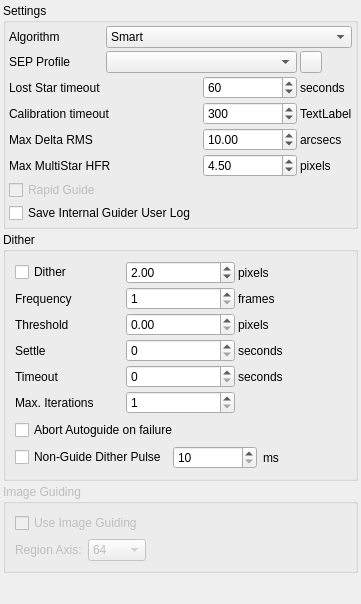
Qt form kstars-astropi/kstars/ekos/guide/opsguide.ui (Andre87osx/AstroPi-system) before a commit.
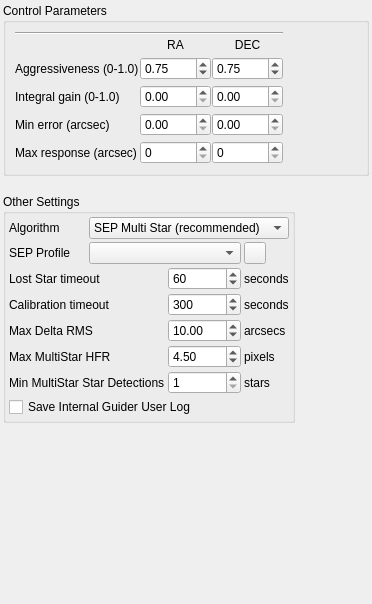
The same form after that commit.

Diff of the .ui file:
```diff
--- a/kstars-astropi/kstars/ekos/guide/opsguide.ui
+++ b/kstars-astropi/kstars/ekos/guide/opsguide.ui
@@ -6,7 +6,7 @@
    <rect>
     <x>0</x>
     <y>0</y>
-    <width>361</width>
+    <width>372</width>
     <height>604</height>
    </rect>
   </property>
@@ -27,9 +27,264 @@
     <number>3</number>
    </property>
    <item>
+    <widget class="QGroupBox" name="controlGroup">
+     <property name="title">
+      <string>Control Parameters</string>
+     </property>
+     <layout class="QHBoxLayout" name="horizontalLayout_1">
+      <item>
+       <layout class="QVBoxLayout" name="verticalLayout_3">
+        <property name="spacing">
+         <number>3</number>
+        </property>
+        <property name="leftMargin">
+         <number>0</number>
+        </property>
+        <property name="topMargin">
+         <number>0</number>
+        </property>
+        <property name="rightMargin">
+         <number>0</number>
+        </property>
+        <property name="bottomMargin">
+         <number>0</number>
+        </property>
+        <item>
+         <widget class="Line" name="line">
+          <property name="orientation">
+           <enum>Qt::Horizontal</enum>
+          </property>
+         </widget>
+        </item>
+        <item>
+         <layout class="QGridLayout" name="gridLayout_3" columnstretch="1,0,0">
+          <property name="horizontalSpacing">
+           <number>1</number>
+          </property>
+          <property name="verticalSpacing">
+           <number>5</number>
+          </property>
+          <item row="2" column="0">
+           <widget class="QLabel" name="l_12">
+            <property name="toolTip">
+             <string>&lt;html&gt;&lt;head/&gt;&lt;body&gt;&lt;p&gt;This adds a correction term based on the average of the past 50 guide deviations. For example, if the deviation is consistently negative, this will attempt to compensate. Best to start with 0.0 (no effect) and only use this if necessary.&lt;/p&gt;&lt;/body&gt;&lt;/html&gt;</string>
+            </property>
+            <property name="text">
+             <string>Integral gain (0-1.0)</string>
+            </property>
+           </widget>
+          </item>
+          <item row="1" column="1">
+           <widget class="QDoubleSpinBox" name="kcfg_RAProportionalGain">
+            <property name="decimals">
+             <number>2</number>
+            </property>
+            <property name="maximum">
+             <double>1.000000000000000</double>
+            </property>
+            <property name="singleStep">
+             <double>0.050000000000000</double>
+            </property>
+            <property name="value">
+             <double>0.750000000000000</double>
+            </property>
+           </widget>
+          </item>
+          <item row="1" column="0">
+           <widget class="QLabel" name="l_11">
+            <property name="toolTip">
+             <string>&lt;html&gt;&lt;head/&gt;&lt;body&gt;&lt;p&gt;How aggressively the guider attempts to correct the guide deviations. 1.0 would attempt to fully correct the error. It's best to use an aggressiveness less than 1.0 to avoid oscillations.&lt;/p&gt;&lt;/body&gt;&lt;/html&gt;</string>
+            </property>
+            <property name="text">
+             <string>Aggressiveness (0-1.0)</string>
+            </property>
+            <property name="margin">
+             <number>0</number>
+            </property>
+            <property name="indent">
+             <number>0</number>
+            </property>
+           </widget>
+          </item>
+          <item row="1" column="2">
+           <widget class="QDoubleSpinBox" name="kcfg_DECProportionalGain">
+            <property name="decimals">
+             <number>2</number>
+            </property>
+            <property name="maximum">
+             <double>1.000000000000000</double>
+            </property>
+            <property name="singleStep">
+             <double>0.050000000000000</double>
+            </property>
+            <property name="value">
+             <double>0.750000000000000</double>
+            </property>
+           </widget>
+          </item>
+          <item row="0" column="2">
+           <widget class="QLabel" name="l_02">
+            <property name="text">
+             <string>DEC</string>
+            </property>
+            <property name="alignment">
+             <set>Qt::AlignCenter</set>
+            </property>
+           </widget>
+          </item>
+          <item row="0" column="1">
+           <widget class="QLabel" name="l_01">
+            <property name="text">
+             <string>RA</string>
+            </property>
+            <property name="alignment">
+             <set>Qt::AlignCenter</set>
+            </property>
+           </widget>
+          </item>
+          <item row="4" column="0">
+           <widget class="QLabel" name="l_14">
+            <property name="toolTip">
+             <string>&lt;html&gt;&lt;head/&gt;&lt;body&gt;&lt;p&gt;Maximum guide pulse that is generated by the guider and sent to the mount in arc-second units. That is, the guider will not attempt to move the mount more than this many arc-seconds at any given time.&lt;/p&gt;&lt;/body&gt;&lt;/html&gt;</string>
+            </property>
+            <property name="text">
+             <string>Max response (arcsec)</string>
+            </property>
+            <property name="rightMargin" stdset="0">
+             <number>5</number>
+            </property>
+           </widget>
+          </item>
+          <item row="3" column="1">
+           <widget class="QDoubleSpinBox" name="kcfg_RAMinimumPulseArcSec">
+            <property name="decimals">
+             <number>2</number>
+            </property>
+            <property name="maximum">
+             <double>1000.000000000000000</double>
+            </property>
+            <property name="singleStep">
+             <double>0.100000000000000</double>
+            </property>
+           </widget>
+          </item>
+          <item row="2" column="1">
+           <widget class="QDoubleSpinBox" name="kcfg_RAIntegralGain">
+            <property name="decimals">
+             <number>2</number>
+            </property>
+            <property name="maximum">
+             <double>1.000000000000000</double>
+            </property>
+            <property name="singleStep">
+             <double>0.050000000000000</double>
+            </property>
+           </widget>
+          </item>
+          <item row="3" column="0">
+           <widget class="QLabel" name="l_15">
+            <property name="toolTip">
+             <string>&lt;html&gt;&lt;head/&gt;&lt;body&gt;&lt;p&gt;Minimum guide deviation, in arc-seconds, for which a guide pulse would be sent to the mount. If the guide error is less than this value, then no pulse is sent to the mount.&lt;/p&gt;&lt;/body&gt;&lt;/html&gt;</string>
+            </property>
+            <property name="text">
+             <string>Min error (arcsec)</string>
+            </property>
+            <property name="rightMargin" stdset="0">
+             <number>5</number>
+            </property>
+           </widget>
+          </item>
+          <item row="2" column="2">
+           <widget class="QDoubleSpinBox" name="kcfg_DECIntegralGain">
+            <property name="decimals">
+             <number>2</number>
+            </property>
+            <property name="maximum">
+             <double>1.000000000000000</double>
+            </property>
+            <property name="singleStep">
+             <double>0.050000000000000</double>
+            </property>
+           </widget>
+          </item>
+          <item row="4" column="2">
+           <widget class="QSpinBox" name="kcfg_DECMaximumPulseArcSec">
+            <property name="maximum">
+             <number>3600</number>
+            </property>
+            <property name="singleStep">
+             <number>10</number>
+            </property>
+           </widget>
+          </item>
+          <item row="4" column="1">
+           <widget class="QSpinBox" name="kcfg_RAMaximumPulseArcSec">
+            <property name="maximum">
+             <number>3600</number>
+            </property>
+            <property name="singleStep">
+             <number>10</number>
+            </property>
+           </widget>
+          </item>
+          <item row="3" column="2">
+           <widget class="QDoubleSpinBox" name="kcfg_DECMinimumPulseArcSec">
+            <property name="decimals">
+             <number>2</number>
+            </property>
+            <property name="maximum">
+             <double>1000.000000000000000</double>
+            </property>
+            <property name="singleStep">
+             <double>0.100000000000000</double>
+            </property>
+           </widget>
+          </item>
+         </layout>
+        </item>
+       </layout>
+      </item>
+      <item>
+       <spacer name="hSpacer">
+        <property name="orientation">
+         <enum>Qt::Horizontal</enum>
+        </property>
+        <property name="sizeType">
+         <enum>QSizePolicy::Expanding</enum>
+        </property>
+        <property name="sizeHint" stdset="0">
+         <size>
+          <width>0</width>
+          <height>0</height>
+         </size>
+        </property>
+       </spacer>
+      </item>
+     </layout>
+    </widget>
+   </item>
+   <item>
+    <spacer name="verticalSpacer_2">
+     <property name="orientation">
+      <enum>Qt::Vertical</enum>
+     </property>
+     <property name="sizeType">
+      <enum>QSizePolicy::Fixed</enum>
+     </property>
+     <property name="sizeHint" stdset="0">
+      <size>
+       <width>20</width>
+       <height>15</height>
+      </size>
+     </property>
+    </spacer>
+   </item>
+   <item>
+    <layout class="QHBoxLayout" name="horizontalLayout_2">
+     <item>
     <widget class="QGroupBox" name="groupBox">
      <property name="title">
-      <string>Settings</string>
+        <string>Other Settings</string>
      </property>
      <layout class="QGridLayout" name="gridLayout_2">
       <property name="leftMargin">
@@ -84,13 +339,10 @@
         </property>
        </widget>
       </item>
-      <item row="7" column="0" colspan="4">
-       <widget class="QCheckBox" name="kcfg_RapidGuideEnabled">
-        <property name="enabled">
-         <bool>false</bool>
-        </property>
+        <item row="7" column="3">
+         <widget class="QLabel" name="label_23">
         <property name="text">
-         <string>Rapid Guide</string>
+           <string>stars</string>
         </property>
        </widget>
       </item>
@@ -125,6 +377,9 @@
           <verstretch>0</verstretch>
          </sizepolicy>
         </property>
+          <property name="currentIndex">
+           <number>5</number>
+          </property>
         <item>
          <property name="text">
           <string>Smart</string>
@@ -170,7 +425,7 @@
       <item row="4" column="3">
        <widget class="QLabel" name="label_17">
         <property name="text">
-         <string>TextLabel</string>
+           <string>seconds</string>
         </property>
        </widget>
       </item>
@@ -203,6 +458,19 @@
         </property>
        </widget>
       </item>
+        <item row="7" column="2">
+         <widget class="QSpinBox" name="kcfg_MinDetectionsSEPMultistar">
+          <property name="minimum">
+           <number>1</number>
+          </property>
+          <property name="maximum">
+           <number>20</number>
+          </property>
+          <property name="singleStep">
+           <number>1</number>
+          </property>
+         </widget>
+        </item>
       <item row="8" column="0" colspan="4">
        <widget class="QCheckBox" name="kcfg_SaveGuideLog">
         <property name="enabled">
@@ -233,6 +501,16 @@
         </property>
        </widget>
       </item>
+        <item row="7" column="0" colspan="2">
+         <widget class="QLabel" name="label_22">
+          <property name="toolTip">
+           <string>Minimum number of stars detected for SEP MultiStar to initialize.</string>
+          </property>
+          <property name="text">
+           <string>Min MultiStar Star Detections</string>
+          </property>
+         </widget>
+        </item>
       <item row="5" column="3">
        <widget class="QLabel" name="label_14">
         <property name="text">
@@ -274,306 +552,22 @@
     </widget>
    </item>
    <item>
-    <widget class="QGroupBox" name="groupBox_3">
-     <property name="title">
-      <string>Dither</string>
-     </property>
-     <layout class="QVBoxLayout" name="verticalLayout">
-      <item>
-       <layout class="QGridLayout" name="gridLayout">
-        <property name="spacing">
-         <number>3</number>
-        </property>
-        <item row="0" column="1">
-         <widget class="QDoubleSpinBox" name="kcfg_DitherPixels">
-          <property name="toolTip">
-           <string>Number of pixels to move the guiding square in a random direction.</string>
-          </property>
-          <property name="minimum">
-           <double>0.100000000000000</double>
-          </property>
-          <property name="maximum">
-           <double>10.000000000000000</double>
-          </property>
-          <property name="singleStep">
-           <double>0.100000000000000</double>
-          </property>
-          <property name="value">
-           <double>2.000000000000000</double>
-          </property>
-         </widget>
-        </item>
-        <item row="3" column="0">
-         <widget class="QLabel" name="label_4">
-          <property name="toolTip">
-           <string>After dither is successful, wait for this many seconds before proceeding.</string>
-          </property>
-          <property name="text">
-           <string>Settle</string>
-          </property>
-         </widget>
-        </item>
-        <item row="3" column="2">
-         <widget class="QLabel" name="label_5">
-          <property name="text">
-           <string>seconds</string>
-          </property>
-         </widget>
-        </item>
-        <item row="2" column="0">
-         <widget class="QLabel" name="label_6">
-          <property name="toolTip">
-           <string/>
-          </property>
-          <property name="text">
-           <string>Threshold</string>
-          </property>
-         </widget>
-        </item>
-        <item row="4" column="1">
-         <widget class="QSpinBox" name="kcfg_DitherTimeout">
-          <property name="toolTip">
-           <string>time limit for successful dither settling</string>
-          </property>
-          <property name="maximum">
-           <number>360</number>
-          </property>
-         </widget>
-        </item>
-        <item row="0" column="0">
-         <widget class="QCheckBox" name="kcfg_DitherEnabled">
-          <property name="toolTip">
-           <string>Move locked guiding square location after frame capture</string>
-          </property>
-          <property name="text">
-           <string>Dither</string>
-          </property>
-         </widget>
-        </item>
-        <item row="0" column="2">
-         <widget class="QLabel" name="l_22">
-          <property name="text">
-           <string>pixels</string>
-          </property>
-         </widget>
-        </item>
-        <item row="2" column="1">
-         <widget class="QDoubleSpinBox" name="kcfg_DitherThreshold">
-          <property name="toolTip">
-           <string>Maximum allowable distance for guiding to be considered settled.</string>
-          </property>
-          <property name="maximum">
-           <double>50.000000000000000</double>
-          </property>
-         </widget>
-        </item>
-        <item row="4" column="2">
-         <widget class="QLabel" name="label_9">
-          <property name="text">
-           <string>seconds</string>
-          </property>
-         </widget>
-        </item>
-        <item row="2" column="2">
-         <widget class="QLabel" name="label_7">
-          <property name="text">
-           <string>pixels</string>
-          </property>
-         </widget>
-        </item>
-        <item row="4" column="0">
-         <widget class="QLabel" name="label_8">
-          <property name="text">
-           <string>Timeout</string>
-          </property>
-         </widget>
-        </item>
-        <item row="3" column="1">
-         <widget class="QSpinBox" name="kcfg_DitherSettle">
-          <property name="toolTip">
-           <string>After dither is successful, wait for this many seconds before proceeding.</string>
-          </property>
-          <property name="maximum">
-           <number>360</number>
-          </property>
-         </widget>
-        </item>
-        <item row="1" column="1">
-         <widget class="QSpinBox" name="kcfg_DitherFrames">
-          <property name="toolTip">
-           <string>Dither after this many captured frames in the CCD module</string>
-          </property>
-          <property name="minimum">
-           <number>1</number>
-          </property>
-          <property name="maximum">
-           <number>60</number>
-          </property>
-         </widget>
-        </item>
-        <item row="1" column="2">
-         <widget class="QLabel" name="label">
-          <property name="text">
-           <string>frames</string>
-          </property>
-         </widget>
-        </item>
-        <item row="1" column="0">
-         <widget class="QLabel" name="label_15">
-          <property name="toolTip">
-           <string>Dither after this many captured frames in the CCD module</string>
-          </property>
-          <property name="text">
-           <string>Frequency</string>
-          </property>
-         </widget>
-        </item>
-        <item row="5" column="0">
-         <widget class="QLabel" name="label_3">
-          <property name="toolTip">
-           <string>&lt;html&gt;&lt;head/&gt;&lt;body&gt;&lt;p&gt;Maximum dithering iteration attempts before giving up&lt;/p&gt;&lt;/body&gt;&lt;/html&gt;</string>
-          </property>
-          <property name="text">
-           <string>Max. Iterations</string>
-          </property>
-         </widget>
-        </item>
-        <item row="5" column="1">
-         <widget class="QSpinBox" name="kcfg_DitherMaxIterations">
-          <property name="toolTip">
-           <string>&lt;html&gt;&lt;head/&gt;&lt;body&gt;&lt;p&gt;Maximum dithering iteration attempts before giving up&lt;/p&gt;&lt;/body&gt;&lt;/html&gt;</string>
-          </property>
-          <property name="minimum">
-           <number>1</number>
-          </property>
-          <property name="maximum">
-           <number>30</number>
-          </property>
-         </widget>
-        </item>
-       </layout>
-      </item>
-      <item>
-       <widget class="QCheckBox" name="kcfg_DitherFailAbortsAutoGuide">
-        <property name="toolTip">
-         <string>&lt;html&gt;&lt;head/&gt;&lt;body&gt;&lt;p&gt;If checked, autoguiding is aborted when dithering fails. Otherwise, guiding resumes normally.&lt;/p&gt;&lt;/body&gt;&lt;/html&gt;</string>
-        </property>
-        <property name="text">
-         <string>Abort Autoguide on failure</string>
-        </property>
-       </widget>
-      </item>
-      <item>
-       <layout class="QHBoxLayout" name="horizontalLayout">
-        <item>
-         <widget class="QCheckBox" name="kcfg_DitherNoGuiding">
-          <property name="toolTip">
-           <string>&lt;html&gt;&lt;head/&gt;&lt;body&gt;&lt;p&gt;Perform dithering when not guiding.&lt;/p&gt;&lt;/body&gt;&lt;/html&gt;</string>
-          </property>
-          <property name="text">
-           <string>Non-Guide Dither Pulse</string>
-          </property>
-         </widget>
-        </item>
-        <item>
-         <widget class="QSpinBox" name="kcfg_DitherNoGuidingPulse">
-          <property name="toolTip">
-           <string>Pulse length in milliseconds to command mount motion in a random direction</string>
-          </property>
-          <property name="minimum">
-           <number>10</number>
-          </property>
-          <property name="maximum">
-           <number>10000</number>
-          </property>
-          <property name="singleStep">
-           <number>100</number>
-          </property>
-         </widget>
-        </item>
-        <item>
-         <widget class="QLabel" name="label_10">
-          <property name="text">
-           <string>ms</string>
-          </property>
-         </widget>
-        </item>
-       </layout>
-      </item>
-     </layout>
-    </widget>
-   </item>
-   <item>
-    <widget class="QGroupBox" name="groupBox_2">
-     <property name="enabled">
-      <bool>false</bool>
-     </property>
-     <property name="title">
-      <string>Image Guiding</string>
-     </property>
-     <layout class="QVBoxLayout" name="verticalLayout_3">
-      <item>
-       <widget class="QCheckBox" name="kcfg_ImageGuidingEnabled">
-        <property name="text">
-         <string>Use Image Guiding</string>
-        </property>
-       </widget>
-      </item>
-      <item>
-       <layout class="QHBoxLayout" name="horizontalLayout_2">
-        <item>
-         <widget class="QLabel" name="label_2">
-          <property name="text">
-           <string>Region Axis:</string>
-          </property>
-         </widget>
-        </item>
-        <item>
-         <widget class="QComboBox" name="kcfg_GuideRegionAxis">
-          <item>
-           <property name="text">
-            <string>64</string>
-           </property>
-          </item>
-          <item>
-           <property name="text">
-            <string>128</string>
-           </property>
-          </item>
-          <item>
-           <property name="text">
-            <string>256</string>
-           </property>
-          </item>
-          <item>
-           <property name="text">
-            <string>512</string>
-           </property>
-          </item>
-          <item>
-           <property name="text">
-            <string>1024</string>
-           </property>
-          </item>
-         </widget>
-        </item>
-        <item>
-         <spacer name="horizontalSpacer_3">
+      <spacer name="hSpacer2">
           <property name="orientation">
            <enum>Qt::Horizontal</enum>
           </property>
+       <property name="sizeType">
+        <enum>QSizePolicy::Expanding</enum>
+       </property>
           <property name="sizeHint" stdset="0">
            <size>
-            <width>40</width>
-            <height>20</height>
+         <width>0</width>
+         <height>0</height>
            </size>
           </property>
          </spacer>
         </item>
        </layout>
-      </item>
-     </layout>
-    </widget>
    </item>
    <item>
     <spacer name="verticalSpacer">
```
Left out of the diff: 24 changed lines with no effect on the pictures. Lines whose indentation alone changed are shown as unchanged.
